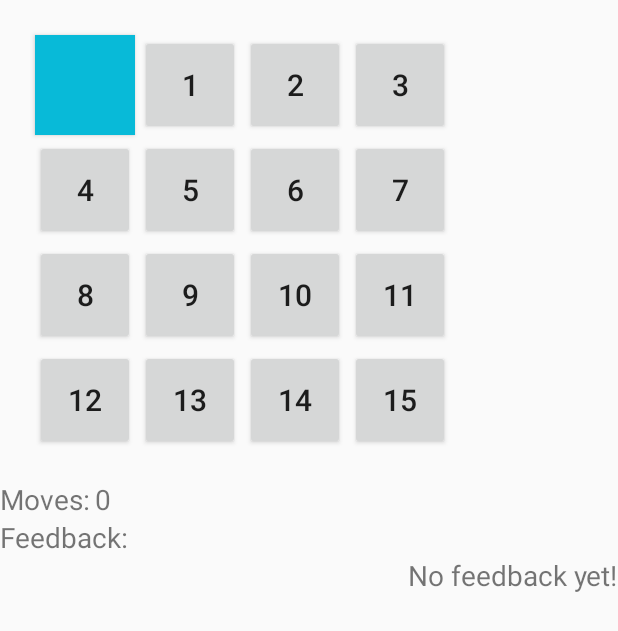
After one commit to levanloi911/doan3, an Android app: the layout bonxbon.xml on its own in the app's theme, with its tools: preview values and no code run, on a phone screen of 412 x 824 dp. The commit adds this screen. Shown: the top 631 px of the screen. Run offline under Robolectric (Android 15) with nearby library versions, the phone set to English and light mode, and no system bars.

Commit message:
18/09/2019

```diff
--- a/puzzle/app/src/main/java/com/loikon911/puzzle/Game.java
+++ b/puzzle/app/src/main/java/com/loikon911/puzzle/Game.java
@@ -145,6 +145,8 @@ public class Game extends Activity {
             int text=cells.get(i);
             AbsoluteLayout.LayoutParams absParams = (AbsoluteLayout.LayoutParams)buttons[text].getLayoutParams();
             switch(i)
+                    //Này là logic code mà.. kiểm tra toạ độ x,y của một cái view
+            //Rồi set lại layout cho cái view đó
 
             {case(0):
 
--- a/puzzle/app/src/main/res/layout/activity_game.xml
+++ b/puzzle/app/src/main/res/layout/activity_game.xml
@@ -1,4 +1,5 @@
 <?xml version="1.0" encoding="utf-8"?>
+
 
 
 <RelativeLayout
@@ -6,9 +7,11 @@
     android:layout_height="fill_parent"
     xmlns:android="http://schemas.android.com/apk/res/android"
     android:id="@+id/Game">
+
     <AbsoluteLayout
         android:layout_height="wrap_content"
         android:id="@+id/GameField"
+        android:paddingLeft="60dp"
         android:layout_width="fill_parent">
         <Button
             android:id="@+id/Button00"
@@ -143,4 +146,5 @@
         android:layout_below="@+id/FeedbackTitleText"
         android:text="@string/game_feedback_text">
     </TextView>
+
 </RelativeLayout>
--- /dev/null
+++ b/puzzle/app/src/main/res/layout/bonxbon.xml
@@ -0,0 +1,203 @@
+<?xml version="1.0" encoding="utf-8"?>
+
+
+<RelativeLayout
+    android:layout_width="fill_parent"
+    android:layout_height="fill_parent"
+    xmlns:android="http://schemas.android.com/apk/res/android"
+    android:id="@+id/Game">
+    <AbsoluteLayout
+        android:layout_height="wrap_content"
+        android:id="@+id/GameField"
+        android:padding="20dp"
+        android:layout_width="fill_parent">
+        <Button
+            android:id="@+id/Button00"
+            android:layout_height="100px"
+            android:layout_width="100px"
+            android:layout_x="5px"
+            android:layout_y="5px"
+            android:textSize="30px"
+            android:background="#08BAD8">
+        </Button>
+
+        <Button
+            android:id="@+id/Button01"
+            android:layout_height="100px"
+            android:layout_width="100px"
+            android:layout_x="110px"
+            android:layout_y="5px"
+            android:text="1"
+            android:textSize="30px">
+        </Button>
+
+        <Button
+            android:id="@+id/Button02"
+            android:layout_height="100px"
+            android:layout_width="100px"
+            android:layout_x="215px"
+            android:layout_y="5px"
+            android:text="2"
+            android:textSize="30px">
+        </Button>
+
+        <Button
+            android:id="@+id/Button03"
+            android:layout_height="100px"
+            android:layout_width="100px"
+            android:layout_x="320px"
+            android:layout_y="5px"
+            android:text="3"
+            android:textSize="30px">
+        </Button>
+        <Button
+            android:id="@+id/Button04"
+            android:layout_height="100px"
+            android:layout_width="100px"
+            android:layout_x="5px"
+            android:layout_y="110px"
+            android:text="4"
+            android:textSize="30px">
+        </Button>
+
+        <Button
+            android:id="@+id/Button05"
+            android:layout_height="100px"
+            android:layout_width="100px"
+            android:layout_x="110px"
+            android:layout_y="110px"
+            android:text="5"
+            android:textSize="30px">
+        </Button>
+
+        <Button
+            android:id="@+id/Button06"
+            android:layout_height="100px"
+            android:layout_width="100px"
+            android:layout_x="215px"
+            android:layout_y="110px"
+            android:text="6"
+            android:textSize="30px">
+        </Button>
+
+        <Button
+            android:id="@+id/Button07"
+            android:layout_height="100px"
+            android:layout_width="100px"
+            android:layout_x="320px"
+            android:layout_y="110px"
+            android:text="7"
+            android:textSize="30px">
+        </Button>
+
+        <Button
+            android:id="@+id/Button08"
+            android:layout_height="100px"
+            android:layout_width="100px"
+            android:layout_x="5px"
+            android:layout_y="215px"
+            android:text="8"
+            android:textSize="30px"/>
+        <Button
+            android:id="@+id/Button09"
+            android:layout_height="100px"
+            android:layout_width="100px"
+            android:layout_x="110px"
+            android:layout_y="215px"
+            android:text="9"
+            android:textSize="30px"/>
+        <Button
+            android:id="@+id/Button10"
+            android:layout_height="100px"
+            android:layout_width="100px"
+            android:layout_x="215px"
+            android:layout_y="215px"
+            android:text="10"
+            android:textSize="30px"/>
+        <Button
+            android:id="@+id/Button11"
+            android:layout_height="100px"
+            android:layout_width="100px"
+            android:layout_x="320px"
+            android:layout_y="215px"
+            android:text="11"
+            android:textSize="30px"/>
+
+        <Button
+            android:id="@+id/Button12"
+            android:layout_height="100px"
+            android:layout_width="100px"
+            android:layout_x="5px"
+            android:layout_y="320px"
+            android:text="12"
+            android:textSize="30px"/>
+        <Button
+            android:id="@+id/Button13"
+            android:layout_height="100px"
+            android:layout_width="100px"
+            android:layout_x="110px"
+            android:layout_y="320px"
+            android:text="13"
+            android:textSize="30px"/>
+        <Button
+            android:id="@+id/Button15"
+            android:layout_height="100px"
+            android:layout_width="100px"
+            android:layout_x="215px"
+            android:layout_y="320px"
+            android:text="14"
+            android:textSize="30px"/>
+        <Button
+            android:id="@+id/Button16"
+            android:layout_height="100px"
+            android:layout_width="100px"
+            android:layout_x="320px"
+            android:layout_y="320px"
+            android:text="15"
+            android:textSize="30px">
+        </Button>
+    </AbsoluteLayout>
+
+    <TextView android:layout_below="@+id/GameField"
+        android:layout_width="wrap_content"
+        android:layout_height="wrap_content"
+        android:id="@+id/MoveText"
+        android:textSize="28px"
+        android:text="@string/moves_title">
+
+    </TextView>
+
+    <TextView
+        android:layout_height="wrap_content"
+        android:layout_width="wrap_content"
+        android:layout_below="@+id/MoveText"
+        android:id="@+id/FeedbackTitleText"
+        android:text="@string/feedback_title"
+        android:textSize="28px">
+    </TextView>
+
+    <TextView
+        android:layout_below="@+id/GameField"
+        android:layout_toRightOf="@+id/MoveText"
+        android:layout_width="wrap_content"
+        android:layout_height="wrap_content"
+        android:id="@+id/MoveCounter"
+        android:text="0"
+        android:textSize="28px"
+        android:layout_marginLeft="5px"
+        android:layout_alignBaseline="@+id/MoveText">
+    </TextView>
+
+
+
+
+    <TextView
+        android:layout_height="wrap_content"
+        android:layout_width="wrap_content"
+        android:textSize="28px"
+        android:id="@+id/FeedbackText"
+        android:layout_alignRight="@+id/GameField"
+        android:layout_below="@+id/FeedbackTitleText"
+        android:text="@string/game_feedback_text">
+    </TextView>
+</RelativeLayout>
```
Also changed, not shown: doan3/app/src/main/AndroidManifest.xml (+9 -5 lines), doan3/app/src/main/java/com/loikon911/doan3/BaxbaActivity.java (+20 -10 lines), doan3/app/src/main/java/com/loikon911/doan3/MainActivity.java (+10 -1 lines), doan3/app/src/main/java/com/loikon911/doan3/OpenVideoActivity.java (added, +125 -0 lines), doan3/app/src/main/res/layout/activity_baxba.xml (+13 -10 lines), doan3/app/src/main/res/layout/activity_main.xml (+7 -1 lines), doan3/app/src/main/res/layout/activity_main2.xml (+4 -3 lines), doan3/app/src/main/res/layout/activity_open_video.xml (added, +42 -0 lines), doan3/app/src/main/res/drawable/kapture.jpg (added), 1 other file.
